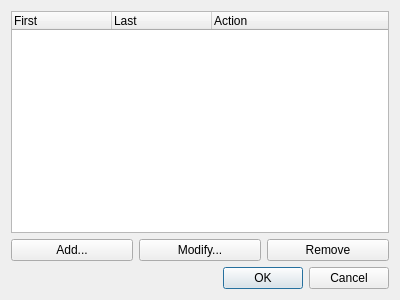
Above: src/plugins/bittorrent/ipfilterdialog.ui from 0xd34df00d/leechcraft before the change. Below: the same form after it.
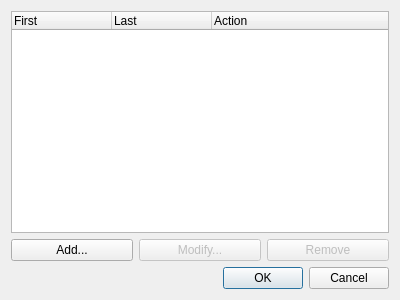
That is the form after the change.

Commit message: [BT] Use new style connections and modernize the code in IPFilterDialog

The edit to the form file:
```diff
--- a/src/plugins/bittorrent/ipfilterdialog.ui
+++ b/src/plugins/bittorrent/ipfilterdialog.ui
@@ -44,6 +44,9 @@
      </item>
      <item>
       <widget class="QPushButton" name="Modify_">
+       <property name="enabled">
+        <bool>false</bool>
+       </property>
        <property name="text">
         <string>Modify...</string>
        </property>
@@ -51,6 +54,9 @@
      </item>
      <item>
       <widget class="QPushButton" name="Remove_">
+       <property name="enabled">
+        <bool>false</bool>
+       </property>
        <property name="text">
         <string>Remove</string>
        </property>
```
The commit also changes 2 other files.
